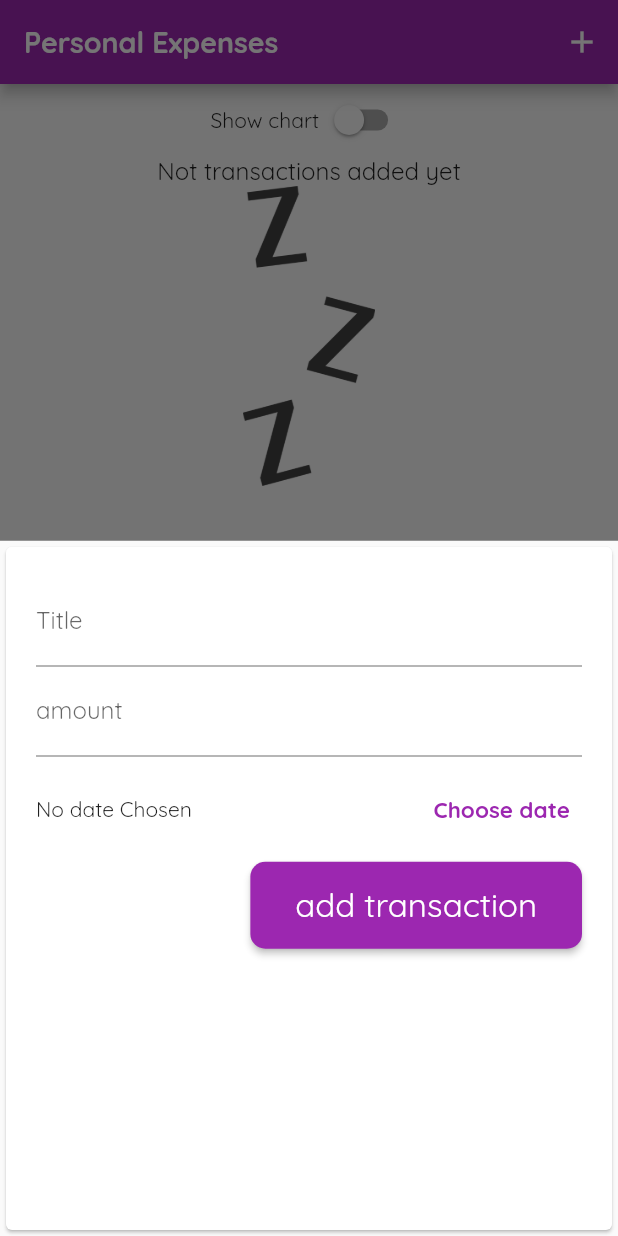
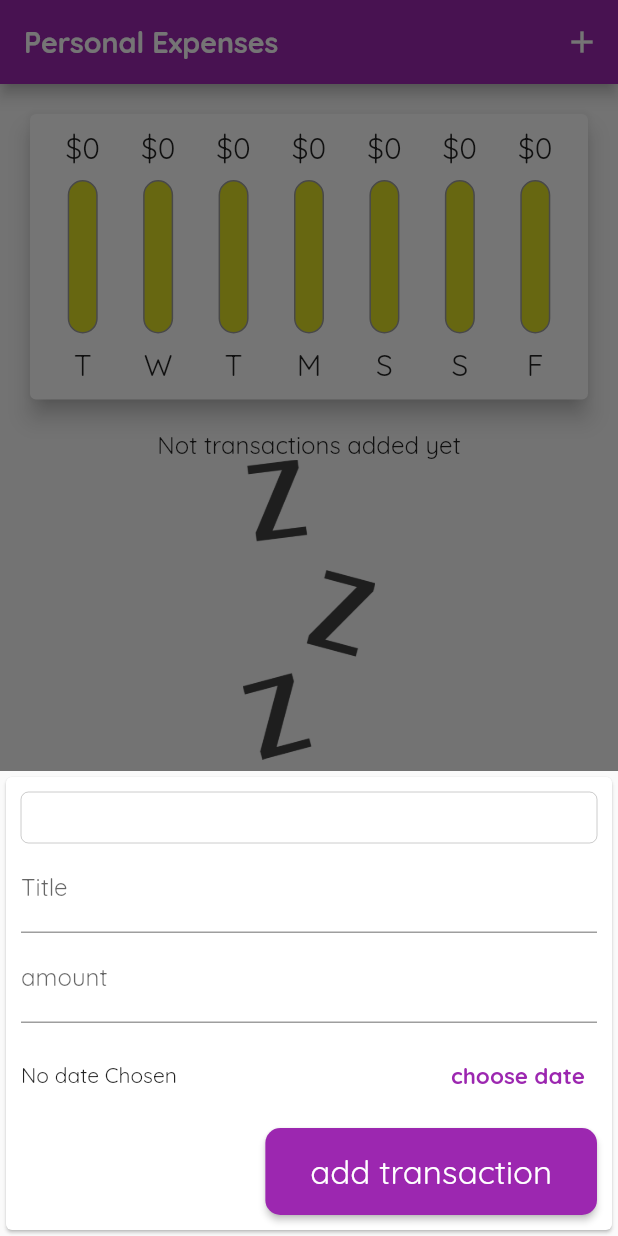
Before and after one commit to kairatkubat/budget-app, a Flutter app: the screen it shows after launch, after a tap on the "add" icon, on a phone screen of 412 x 824 dp. Run offline on Flutter 3.47's test engine with Material 2 defaults, Android fonts, the phone set to English and light mode, and no system bars.

Commit message:
adding cupertino widgets to app

```diff
--- a/lib/main.dart
+++ b/lib/main.dart
@@ -1,4 +1,7 @@
+import 'dart:io';
+
 import 'package:flutter/material.dart';
+import 'package:flutter/cupertino.dart';
 import 'package:flutter/services.dart';
 import 'package:intl/date_symbols.dart';
 import 'package:shop/widgets/chart.dart';
@@ -99,26 +102,43 @@ setState(() {
 }
   @override
   Widget build(BuildContext context) {
-    final appBar = AppBar(
-
+    final mediaQuery = MediaQuery.of(context);
+    final isLandScape =  mediaQuery.orientation == Orientation.landscape;
+    final cupAppbar = CupertinoNavigationBar(
+      middle: Text("Personal Expenses"),
+      trailing: Row(
+        mainAxisSize: MainAxisSize.min,
+        children: [
+          GestureDetector(
+            child: Icon(CupertinoIcons.add),
+            onTap: (() => _startAddTransaction(context)),),
+        ],
+      ),
+    );
+    final   appBar = AppBar(
   actions: <Widget>[
 IconButton(onPressed:() {
   _startAddTransaction(context);
 }, icon: Icon(Icons.add))
-], title: const Text("Personal Expenses "),);
-    return Scaffold(
-appBar: appBar,
-body:   SingleChildScrollView(
+], title: const Text("Personal Expenses "),
+);
+final txList  =  Container(
+       height: (mediaQuery.size.height - appBar.preferredSize.height -
+       mediaQuery.padding.top) * 0.7,
+      child: TransactionList(_userTransactions, _deleteTransaction)
+      );
+
+final eachbody =  SafeArea(
+  child:   SingleChildScrollView(
     child: Column(
       crossAxisAlignment: CrossAxisAlignment.stretch,
       children:<Widget>[
-        Row(
+          if(isLandScape) Row(
             mainAxisAlignment: MainAxisAlignment.center,
             children: [
-            Text("Show chart"),
-            Switch(
+              Text("Show chart", style: Theme.of(context).textTheme.titleLarge ),
+              Switch.adaptive(
                 activeColor: Theme.of(context).primaryColor,
-
                 value: _showChart, onChanged: ( value) {
                 setState(() {
                     _showChart = value;
@@ -126,21 +146,31 @@ body:   SingleChildScrollView(
               }, ),
             ],
           ),
-     _showChart? Container(
-      height: (MediaQuery.of(context).size.height - appBar.preferredSize.height -
-      MediaQuery.of(context).padding.top) * 0.3,
+          if(!isLandScape)Container(
+            height: (mediaQuery.size.height - appBar.preferredSize.height -
+            mediaQuery.padding.top) * 0.3,
+            child: Chart(_recentTransactions)
+            ),
+            if(!isLandScape) txList,
+
+        if(isLandScape)_showChart? Container(
+            height: (mediaQuery.size.height - appBar.preferredSize.height -
+            mediaQuery.padding.top) * 0.7,
             child: Chart(_recentTransactions)
             ):
-     Container(
-       height: (MediaQuery.of(context).size.height - appBar.preferredSize.height -
-       MediaQuery.of(context).padding.top) * 0.7,
-      child: TransactionList(_userTransactions, _deleteTransaction)),
-
+      txList
       ],
     ),
   ),
+);
+
+
+    return Platform.isIOS? CupertinoPageScaffold(
+      child: eachbody, navigationBar: cupAppbar): Scaffold(
+appBar: appBar,
+body:  eachbody,
  floatingActionButtonLocation: FloatingActionButtonLocation.centerFloat ,
-floatingActionButton: FloatingActionButton(
+floatingActionButton: Platform.isIOS? Container(): FloatingActionButton(
 
   child: Icon(Icons.add),
   onPressed: (() {
--- /dev/null
+++ b/lib/widgets/adaptive_button.dart
@@ -0,0 +1,31 @@
+import 'dart:io';
+import 'package:flutter/material.dart';
+import 'package:flutter/cupertino.dart';
+
+class AdaptiveButton extends StatelessWidget {
+  final String text;
+  final VoidCallback handler ;
+
+
+  const AdaptiveButton( this.handler, this.text);
+
+  @override
+  Widget build(BuildContext context) {
+    return  Platform.isIOS ? CupertinoButton(
+                  child: Text(text,  style: TextStyle(
+                    fontSize: 15 ,
+                    fontWeight: FontWeight.bold)),
+                  onPressed: handler,
+                ):
+                TextButton(
+                  style: TextButton.styleFrom(
+                    // foregroundColor: Theme.of(context).primaryColor
+                  ),
+                  onPressed: handler,
+                  child: Text(text , style: TextStyle(
+                    fontSize: 15 ,
+                    fontWeight: FontWeight.bold),
+                    )
+                    );
+  }
+}
--- a/lib/widgets/chart.dart
+++ b/lib/widgets/chart.dart
@@ -25,7 +25,6 @@ class Chart extends StatelessWidget {
   }
   double get totalSpending{
     groupTransactionValues.fold(0.0, (sum, item) {
-
       return  sum + (item['amount'] as double) ;
     });
     return 0;
@@ -40,6 +39,7 @@ class Chart extends StatelessWidget {
         child: Row(
           mainAxisAlignment: MainAxisAlignment.spaceAround ,
           children: groupTransactionValues.map((e) {
+            print((e['amount'] as double) /totalSpending.toDouble());
             return Flexible(
               fit: FlexFit.tight,
               child: ChartBar(
--- a/lib/widgets/chart_bar.dart
+++ b/lib/widgets/chart_bar.dart
@@ -11,8 +11,6 @@ class ChartBar   extends StatelessWidget {
     return LayoutBuilder(builder:(ctx, constraints){
       return Column(
       children: <Widget>[
-
-
         Container(
           height: constraints.maxHeight*0.15,
           child: FittedBox(child: Text('\$${spendingAmount.toStringAsFixed(0)}'))),
--- a/lib/widgets/new_transaction.dart
+++ b/lib/widgets/new_transaction.dart
@@ -1,6 +1,8 @@
-
+import 'dart:io';
+import 'package:flutter/cupertino.dart';
 import 'package:intl/intl.dart';
 import 'package:flutter/material.dart';
+import 'package:shop/widgets/adaptive_button.dart';
 
 class NewTransaction extends StatefulWidget {
 
@@ -49,11 +51,16 @@ void _presentDatePicker(){
   @override
   Widget build(BuildContext context) {
     return
-    Card(child: Container(
-      padding: EdgeInsets.all(20),
+    SingleChildScrollView(
+      child: Card(child: Container(
+        padding: EdgeInsets.only(top: 10, left: 10, right: 10,
+         bottom: MediaQuery.of(context).viewInsets.bottom + 10),
         child: Column(
           crossAxisAlignment: CrossAxisAlignment.end,
           children:  [
+            CupertinoTextField(
+
+            ),
             TextField(
               decoration: InputDecoration(
                 labelText: "Title",
@@ -83,26 +90,18 @@ void _presentDatePicker(){
                   "No date Chosen":
                    'Picked Date : ${DateFormat.yMd().format(_selectedDate!)}'),
                 ),
-              TextButton(
-                style: TextButton.styleFrom(
-                  // foregroundColor: Theme.of(context).primaryColor
-                ),
-                onPressed: _presentDatePicker,
-                child: Text("Choose date", style: TextStyle(
-                  fontSize: 15 ,
-                  fontWeight: FontWeight.bold),))
+               AdaptiveButton(_presentDatePicker, "choose date")
               ],),
             ),
-
              ElevatedButton(
                     onPressed: _Ontap,
-
-                  child: const  Text('add transaction',
+                    child: const Text('add transaction',
                     ),
                   ),
           ],
         ),
       ),
+      ),
     );
   }
 }
--- a/lib/widgets/transaction_list.dart
+++ b/lib/widgets/transaction_list.dart
@@ -33,7 +33,17 @@ TransactionList(this.transactions, this.deleteTx);
           ),
           title: Text(transactions[index].title, style:  Theme.of(context).textTheme.titleLarge,),
           subtitle: Text(DateFormat.yMMMd().format(transactions[index].date)),
-          trailing:  IconButton(
+          trailing: MediaQuery.of(context).size.width >400
+          ? TextButton.icon(
+            icon: Icon(Icons.delete),
+            label: Text("delete"),
+            style: TextButton.styleFrom(
+              foregroundColor: Theme.of(context).errorColor,
+            ),
+            onPressed: (() => deleteTx(transactions[index].id)),
+
+          ):
+          IconButton(
             color: Theme.of(context).errorColor,
             icon: Icon(Icons.delete ), onPressed:(() => deleteTx(transactions[index].id))  , ),
           ),
```
Lines whose indentation alone changed are shown as unchanged.
